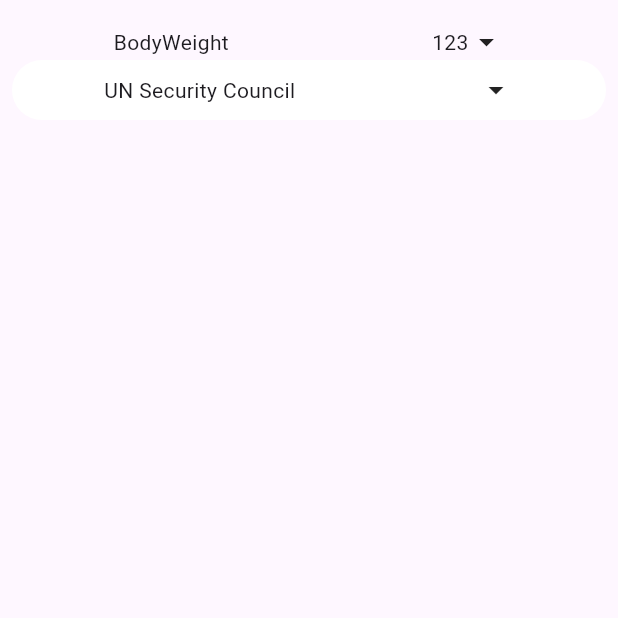
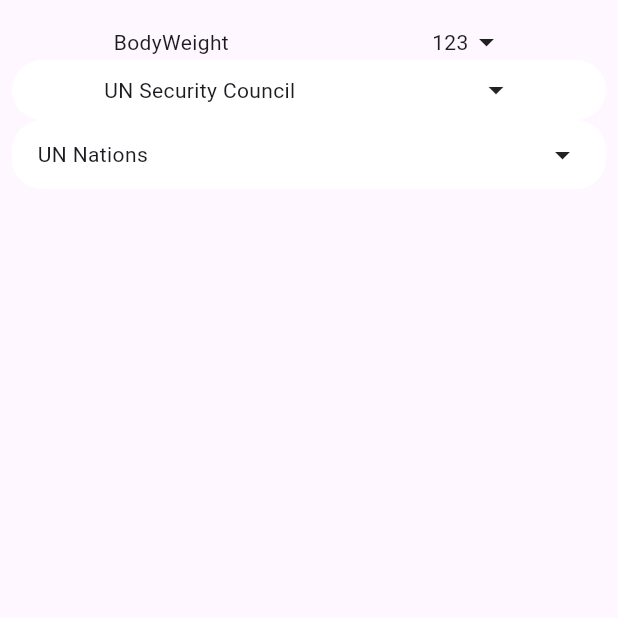
Before and after one commit to fanjin-z/dropdown_wheel_picker, a Flutter app: the screen it shows after launch, on a phone screen of 412 x 824 dp, the top half of it. Run offline on Flutter 3.47's test engine with Material 3 defaults, Android fonts, the phone set to English and light mode, and no system bars.

Commit message:
DropdownMultiColItemPicker

```diff
--- a/example/lib/main.dart
+++ b/example/lib/main.dart
@@ -34,7 +34,8 @@
   @override
   Widget build(BuildContext context) {
     return Scaffold(
-        body: Padding(
+        body: SafeArea(
+      child: Padding(
           padding: EdgeInsets.symmetric(vertical: 16, horizontal: 8),
           child: Column(
             children: [
@@ -48,9 +49,28 @@
                   Text('United Kingdom 🇬🇧'),
                   Text('United States 🇺🇸'),
                 ],
+              ),
+              DropdownMultiColItemPicker(
+                  pickerTitle: Text('UN Nations'),
+                  multiColItems: [
+                    [
+                      Text('China 🇨🇳'),
+                      Text('France 🇫🇷'),
+                      Text('Russia 🇷🇺'),
+                      Text('United Kingdom 🇬🇧'),
+                      Text('United States 🇺🇸'),
+                    ],
+                    [
+                      Text('China 🇨🇳'),
+                      Text('France 🇫🇷'),
+                      Text('Russia 🇷🇺'),
+                      Text('United Kingdom 🇬🇧'),
+                      Text('United States 🇺🇸'),
+                    ]
+                  ])
+            ],
+          )),
     )
-              ],
-            ))
     );
   }
 }
--- a/lib/dropdown.dart
+++ b/lib/dropdown.dart
@@ -74,13 +74,13 @@
       {super.key,
       required this.pickerTitle,
       required this.items,
-      this.onChanged})
-      : backgroundColor = Colors.white;
+      this.onChanged,
+      this.backgroundColor = Colors.white});
 
   final Widget pickerTitle;
   final List<Widget> items;
   final ValueChanged<Widget>? onChanged;
-  final Color? backgroundColor;
+  final Color backgroundColor;
 
   @override
   State<DropdownItemPicker> createState() => _DropdownItemPickerState();
@@ -144,3 +144,113 @@
     );
   }
 }
+
+
+class DropdownMultiColItemPicker extends StatefulWidget {
+  const DropdownMultiColItemPicker(
+      {super.key,
+      required this.pickerTitle,
+      required this.multiColItems,
+      this.onChanged,
+      this.backgroundColor = Colors.white});
+
+  final Widget pickerTitle;
+  final List<List<Widget>> multiColItems;
+  final ValueChanged<Widget>? onChanged;
+  final Color backgroundColor;
+
+  @override
+  State<DropdownMultiColItemPicker> createState() =>
+      _DropdownMultiItemPickerState();
+}
+
+class _DropdownMultiItemPickerState extends State<DropdownMultiColItemPicker> {
+  bool isToggle = false;
+  late int nCols;
+  late List<Widget?> selectedItems;
+
+  @override
+  void initState() {
+    super.initState();
+
+    nCols = widget.multiColItems.length;
+    selectedItems = List.generate(nCols, (_) => null);
+  }
+
+  @override
+  Widget build(BuildContext context) {
+    return Container(
+      decoration: BoxDecoration(
+        color: widget.backgroundColor,
+        borderRadius: BorderRadius.circular(20),
+      ),
+      child: Padding(
+        padding: const EdgeInsets.all(8.0),
+        child: Column(
+          children: [
+            GestureDetector(
+              behavior: HitTestBehavior.translucent,
+              onTap: () => setState(() {
+                isToggle = !isToggle;
+              }),
+              child: SizedBox(
+                height: 30,
+                child: Row(
+                    mainAxisAlignment: MainAxisAlignment.spaceAround,
+                    children: [
+                      Flexible(flex: 3, child: widget.pickerTitle),
+                      Expanded(
+                        flex: 6,
+                        child: ListView.builder(
+                            scrollDirection: Axis.horizontal,
+                            itemCount: nCols,
+                            itemBuilder: (context, index) => SizedBox(
+                                  width: MediaQuery.of(context).size.width *
+                                      0.6 /
+                                      nCols,
+                                  child: selectedItems[index] ?? Text('    '),
+                                )),
+                      ),
+                      Flexible(
+                          flex: 1,
+                          child: isToggle
+                              ? Icon(Icons.arrow_drop_up)
+                              : Icon(Icons.arrow_drop_down))
+                    ]),
+              ),
+            ),
+            if (isToggle)
+              Column(
+                children: [
+                  Divider(),
+                  SizedBox(
+                    height: 90,
+                    child: ListView.builder(
+                        scrollDirection: Axis.horizontal,
+                        itemCount: nCols,
+                        itemBuilder: (context, colIndex) {
+                          final items = widget.multiColItems[colIndex];
+                          return SizedBox(
+                            width: MediaQuery.of(context).size.width / nCols,
+                            child: ListWheelScrollView.useDelegate(
+                              onSelectedItemChanged: (index) => setState(() {
+                                selectedItems[colIndex] =
+                                    widget.multiColItems[colIndex][index];
+                              }),
+                              itemExtent: 20,
+                              physics: const FixedExtentScrollPhysics(),
+                              childDelegate: ListWheelChildBuilderDelegate(
+                                  childCount: items.length,
+                                  builder: (context, index) => items[index]),
+                            ),
+                          );
+                        }),
+                  )
+                ],
+              ),
+          ],
+        ),
+      ),
+    );
+  }
+}
```
Lines whose indentation alone changed are shown as unchanged.
